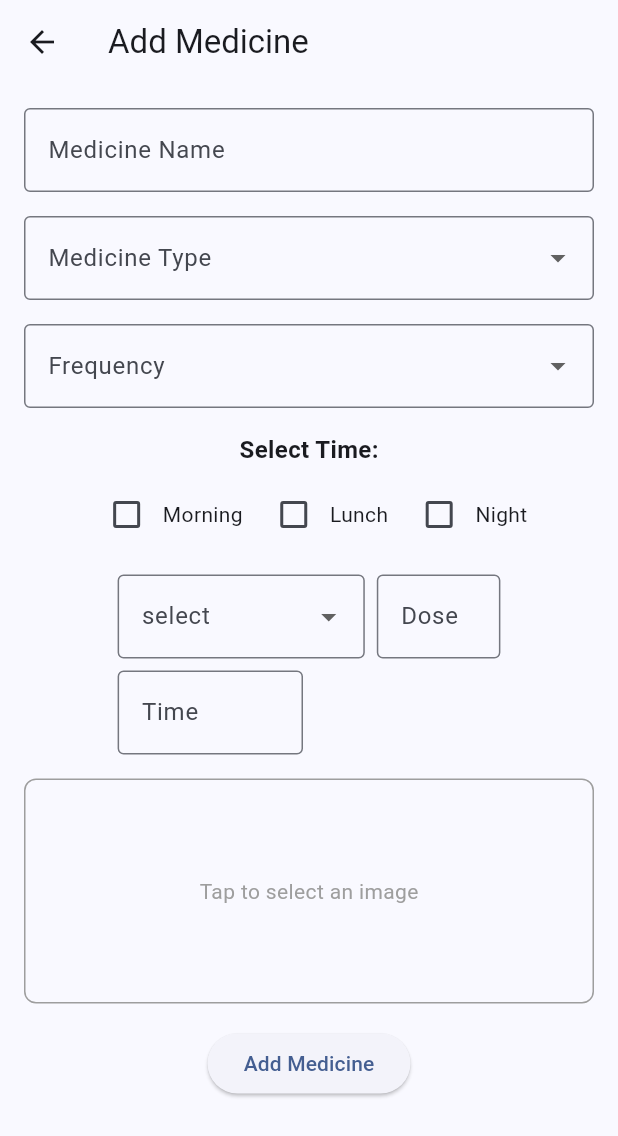
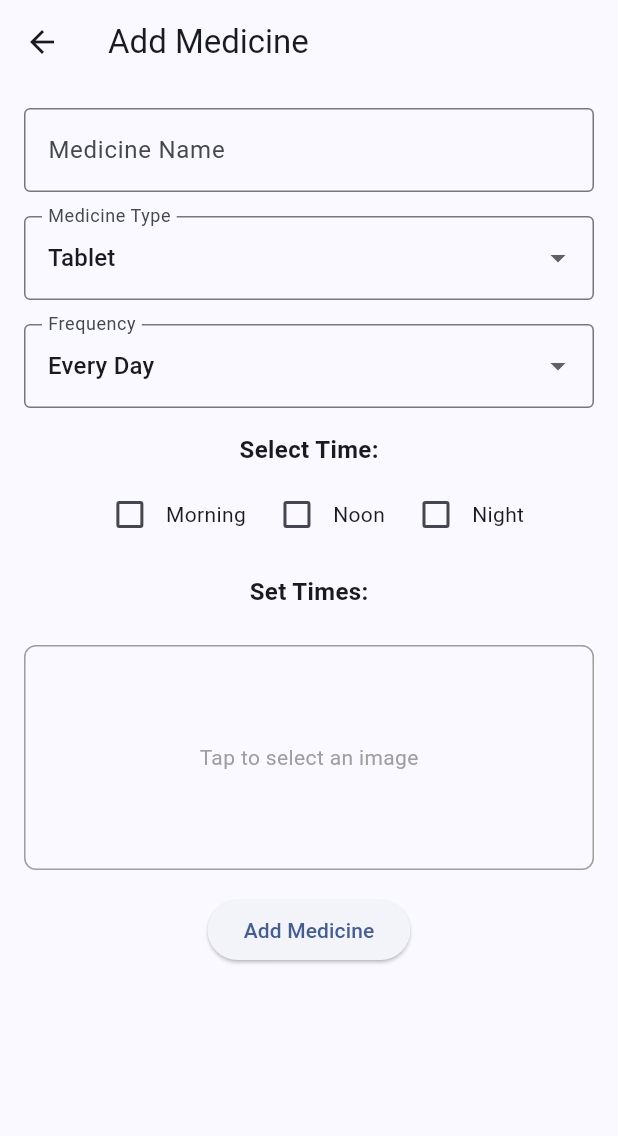
Before and after one commit to Nowshin17/MediHelp-Mobile-Application, a Flutter app: the MedAppPage screen opened directly, on a phone screen of 412 x 824 dp. Shown: the top 1136 px of the screen. Run offline on Flutter 3.47's test engine with Material 2 defaults, Android fonts, the phone set to English and light mode, and no system bars; our stand-ins replace image_picker; network calls fail.

Commit message:
Changes in add page

```diff
--- a/lib/screens/medAddPage.dart
+++ b/lib/screens/medAddPage.dart
@@ -14,18 +14,50 @@ class _MedAppPageState extends State<MedAppPage> {
   final TextEditingController nameController = TextEditingController();
   final TextEditingController doseController = TextEditingController();
   final TextEditingController imgController = TextEditingController();
-
   final TextEditingController timeController = TextEditingController();
 
-  String? selectedMedicineType;
-  String? selectedFrequency;
+  String? selectedMedicineType = ArraysConst.medicineTypes.first;
+  String? selectedFrequency = ArraysConst.frequencyData.first;
   File? _selectedImage;
   final ImagePicker _picker = ImagePicker();
   String? dropdownValue;
 
-  List<String> options = ["Morning", "Lunch", "Night"];
+
   List<bool> isChecked = [false, false, false];
   final List<String> dropdownItems = ["Before BRK", "After BRK"];
+
+
+  // Options for meal timing
+  List<String> options = ["Morning", "Noon", "Night"];
+  List<String> selectedOptions = [];
+  Map<String, bool> selectedPeriods = {
+    "Morning": false,
+    "Noon": false,
+    "Night": false,
+  };
+
+  // Dropdown options for Before/After Meal
+  List<String> mealOptions = ["Before Meal", "After Meal"];
+
+  // Map<String, TimeOfDay?> timeTracker = {
+  //   "Morning": null,
+  //   "Noon": null,
+  //   "Night": null,
+  // };
+
+  Map<String, TimeOfDay?> timeTracker = {
+  };
+
+  // Method to select time for a specific period
+  Future<void> _selectTime(String period) async {
+    final TimeOfDay? pickedTime =
+    await showTimePicker(context: context, initialTime: TimeOfDay.now());
+    if (pickedTime != null) {
+      setState(() {
+        timeTracker[period] = pickedTime;
+      });
+    }
+  }
 
   Future<void> _pickImage() async {
     final XFile? pickedFile =
@@ -33,16 +65,6 @@ class _MedAppPageState extends State<MedAppPage> {
     if (pickedFile != null) {
       setState(() {
         // _selectedImage = File(pickedFile.path);
-      });
-    }
-  }
-
-  Future<void> _selectTime(BuildContext context) async {
-    final TimeOfDay? pickedTime =
-        await showTimePicker(context: context, initialTime: TimeOfDay.now());
-    if (pickedTime != null) {
-      setState(() {
-        timeController.text = pickedTime.format(context);
       });
     }
   }
@@ -123,9 +145,9 @@ class _MedAppPageState extends State<MedAppPage> {
                           setState(() {
                             isChecked[index] = value!;
                           });
-                          List<String> selectedOptions = [];
                           for (int i = 0; i < options.length; i++) {
                             if (isChecked[i]) {
+
                               selectedOptions.add(options[i]);
                               print(selectedOptions);
                             }
@@ -139,56 +161,46 @@ class _MedAppPageState extends State<MedAppPage> {
               ),
 
               const SizedBox(height: 16),
+              const Text(
+                "Set Times:",
+                style: TextStyle(fontWeight: FontWeight.bold, fontSize: 16),
+              ),
+              const SizedBox(height: 8),
+              // ListView.builder(
+              //   shrinkWrap: true,
+              //   physics: const NeverScrollableScrollPhysics(),
+              //   itemCount: selectedOptions.length,
+              //   itemBuilder: (context, index) {
+              //     String period = timeTracker.keys.elementAt(index);
+              //     return Padding(
+              //       padding: const EdgeInsets.only(bottom: 16.0),
+              //       child: Row(
+              //         mainAxisAlignment: MainAxisAlignment.spaceBetween,
+              //         children: [
+              //           Text(
+              //             period,
+              //             style: const TextStyle(fontSize: 16),
+              //           ),
+              //           TextButton(
+              //             onPressed: () => _selectTime(period),
+              //             child: Text(
+              //               timeTracker[period]?.format(context) ?? "Set Time",
+              //               style: TextStyle(
+              //                 color: timeTracker[period] != null
+              //                     ? Colors.black
+              //                     : Colors.grey,
+              //               ),
+              //             ),
+              //           ),
+              //         ],
+              //       ),
+              //     );
+              //   },
+              // ),
 
-              Wrap(
-                spacing: 8.0, // Horizontal spacing
-                runSpacing: 8.0, // Vertical spacing
-                children: [
-                  SizedBox(
-                    width: MediaQuery.of(context).size.width * 0.4,
-                    child: DropdownButtonFormField<String>(
-                      decoration: const InputDecoration(
-                        labelText: 'select',
-                        border: OutlineInputBorder(),
-                      ),
-                      //value: dropdownValue,
-                      items: dropdownItems.map((item) {
-                        return DropdownMenuItem(
-                          value: item,
-                          child: Text(item),
-                        );
-                      }).toList(),
-                      onChanged: (value) {
-                        setState(() {
-                          dropdownValue = value;
-                        });
-                      },
-                    ),
-                  ),
-                  SizedBox(
-                    width: MediaQuery.of(context).size.width * 0.2,
-                    child: TextField(
-                      controller: doseController,
-                      decoration: const InputDecoration(
-                        labelText: 'Dose',
-                        border: OutlineInputBorder(),
-                      ),
-                    ),
-                  ),
-                  SizedBox(
-                    width: MediaQuery.of(context).size.width * 0.3,
-                    child: TextField(
-                      controller: timeController,
-                      readOnly: true,
-                      onTap: () => _selectTime(context),
-                      decoration: const InputDecoration(
-                        labelText: 'Time',
-                        border: OutlineInputBorder(),
-                      ),
-                    ),
-                  ),
-                ],
-              ),
+
+
+
 
               const SizedBox(height: 16),
               GestureDetector(
```
